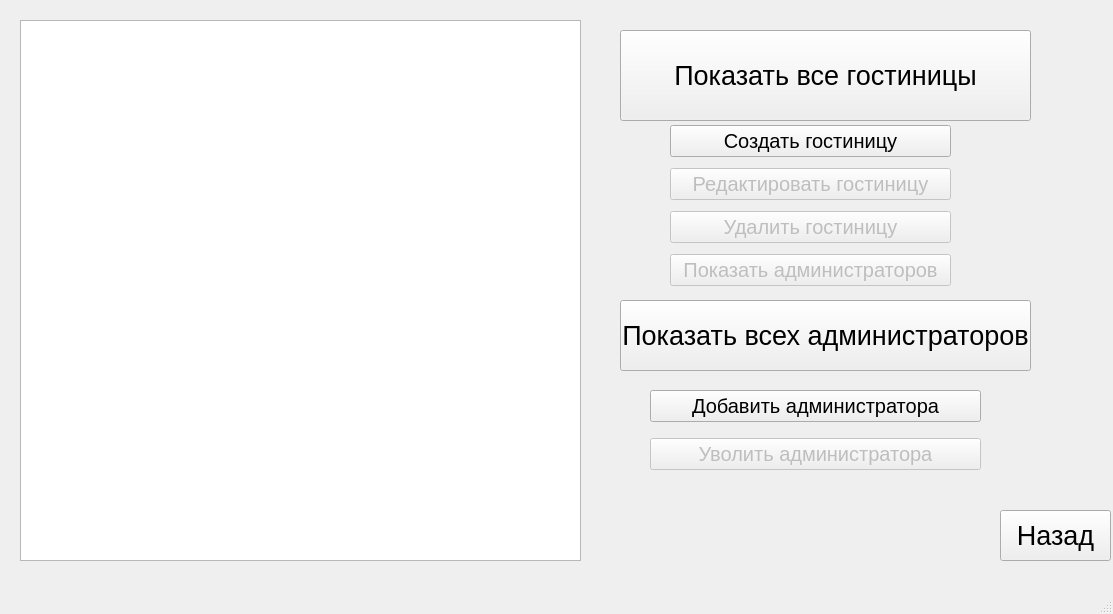
MinusOne-1/hotel-manager, file Manager.ui: the form before one commit.
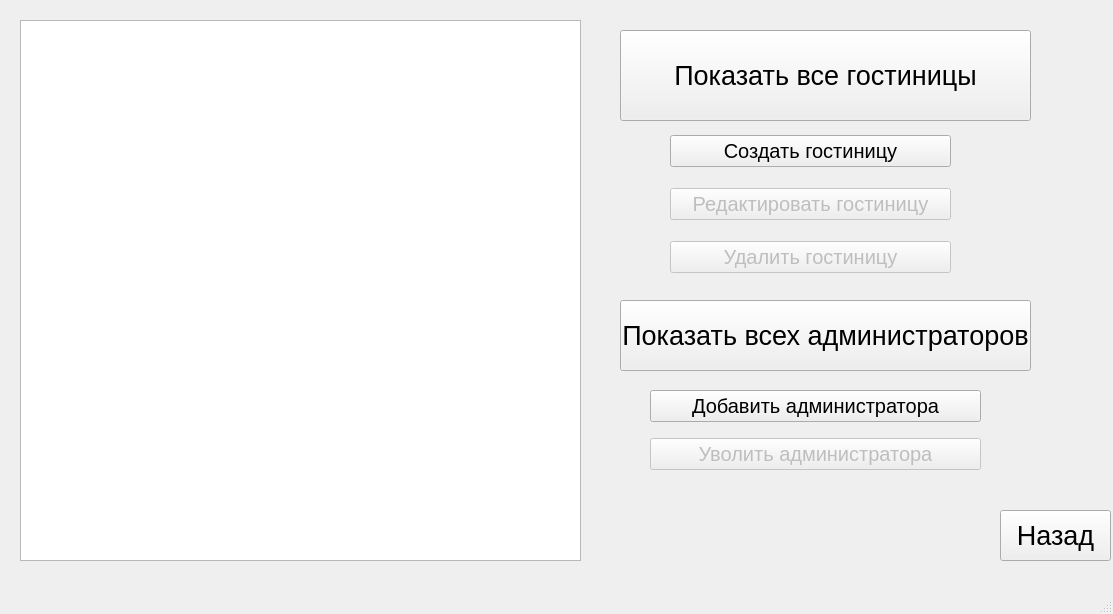
The form after the commit.

Diff of the .ui file:
```diff
--- a/Manager.ui
+++ b/Manager.ui
@@ -117,21 +117,6 @@
        </property>
       </widget>
      </item>
-     <item>
-      <widget class="QPushButton" name="showadm">
-       <property name="enabled">
-        <bool>false</bool>
-       </property>
-       <property name="font">
-        <font>
-         <pointsize>15</pointsize>
-        </font>
-       </property>
-       <property name="text">
-        <string>Показать администраторов</string>
-       </property>
-      </widget>
-     </item>
     </layout>
    </widget>
    <widget class="QWidget" name="verticalLayoutWidget_2">
```
